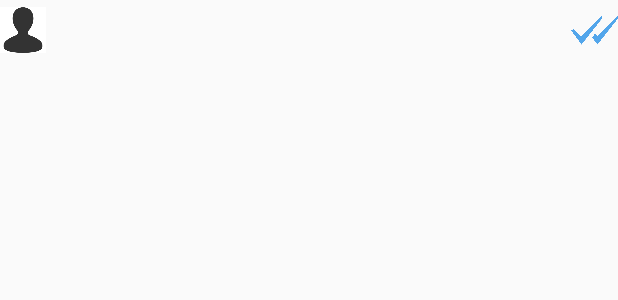
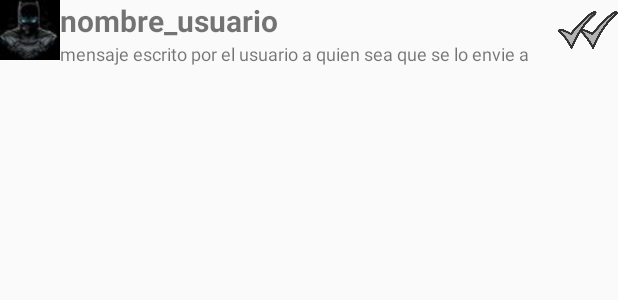
Before and after one commit to EliecerAguilar/Parcial2, an Android app: the layout activity_list_view_adapter_propio.xml on its own in the app's theme, with its tools: preview values and no code run, on a phone screen of 412 x 824 dp. Shown: the top 300 px of the screen. Run offline under Robolectric (Android 15) with nearby library versions, the phone set to English and light mode, and no system bars.

```diff
--- a/app/src/main/java/com/example/parcial2/ChatsIndividualActivity.java
+++ b/app/src/main/java/com/example/parcial2/ChatsIndividualActivity.java
@@ -51,9 +51,14 @@ public class ChatsIndividualActivity extends AppCompatActivity {
     private void load(){
 
         tvName = (TextView)findViewById(R.id.tvName);
+        tvName.setText(getIntent().getStringExtra("usr").toString());//pasar nombre del usuario desde otra activity
+
+
         tvStatus = (TextView)findViewById(R.id.tv_status);
         this.imgRedondeada(R.drawable.bat,R.id.imgB);//imagen redondeada
+
         chatEnviar = (EditText)findViewById(R.id.et_chat);
+
         listViewchats = (ListView) findViewById(R.id.ListChat);
 
         imgEnviar = (ImageButton) findViewById(R.id.enviar);
--- a/app/src/main/res/layout/activity_list_view_adapter_propio.xml
+++ b/app/src/main/res/layout/activity_list_view_adapter_propio.xml
@@ -7,57 +7,39 @@
     android:orientation="horizontal">
 
 
+    <ImageView
+        android:id="@+id/imgPerfil"
+        android:layout_width="40dp"
+        android:layout_height="40dp"
+        android:src="@drawable/bat"
+        tools:visibility="visible" />
 
-    <TextView android:id="@+id/lblTitulo"
-        android:layout_centerHorizontal="true"
-        android:layout_width="350dp"
-        android:layout_height="30dp"
+    <TextView android:id="@+id/tvUser"
+        android:layout_width="wrap_content"
+        android:layout_height="wrap_content"
+        android:layout_toRightOf="@id/imgPerfil"
+        android:text="nombre_usuario"
         android:textStyle="bold"
         android:textSize="20sp" />
 
-    <TextView android:id="@+id/lblSubTitulo"
-
-        android:layout_width="200dp"
-        android:layout_height="20dp"
+    <TextView android:id="@+id/tvMsjUsr"
+        android:layout_width="wrap_content"
+        android:layout_height="wrap_content"
         android:textStyle="normal"
+        android:text="mensaje escrito por el usuario a quien sea que se lo envie a donde"
         android:textSize="12sp"
-        android:layout_toRightOf="@id/imageview2"
-        android:layout_below="@+id/lblTitulo"
+        android:maxLength="61"
+        android:layout_toRightOf="@id/imgPerfil"
+        android:layout_below="@+id/tvUser"
+        android:maxLines="1"
         />
 
-
     <ImageView
-        android:id="@+id/imageview"
+        android:id="@+id/imgCheck"
         android:layout_width="40dp"
         android:layout_height="40dp"
-        android:src="@drawable/doublecheck"
-        tools:visibility="visible"
-        android:layout_toRightOf="@+id/lblTitulo"
+        android:src="@drawable/doublecheckgray"
         android:layout_alignParentRight="true"
-
         />
 
-
-    <ImageView
-        android:id="@+id/imageview2"
-        android:layout_width="40dp"
-        android:layout_height="40dp"
-        android:layout_centerHorizontal="false"
-        android:layout_toLeftOf="@+id/lblTitulo"
-        android:src="@drawable/iconocon"
-        tools:visibility="visible" />
-
-    <TextView
-        android:id="@+id/lblNota"
-
-        android:layout_width="60dp"
-        android:layout_height="30dp"
-
-        android:layout_toRightOf="@+id/lblSubTitulo"
-        android:textSize="20sp"
-        android:textStyle="bold"
-        android:layout_below="@+id/lblTitulo"/>
-
-
-
 </RelativeLayout>
--- a/app/src/main/res/menu/menu1.xml
+++ b/app/src/main/res/menu/menu1.xml
@@ -3,5 +3,5 @@
 
     <item
         android:id="@+id/item_perfil"
-        android:title="@string/str_menu_perfil" />
+        android:title="@string/str_menu_perfil"/>
 </menu>
```
Also changed, not shown: app/src/main/AndroidManifest.xml (+3 -6 lines), app/src/main/java/com/example/parcial2/ListViewActivity.java (+55 -36 lines), app/src/main/java/com/example/parcial2/ListViewAdapterPropio.java (+8 -9 lines), app/src/main/java/com/example/parcial2/Main2Activity.java (deleted, +0 -14 lines), app/src/main/java/com/example/parcial2/MainActivity.java (deleted, +0 -14 lines), app/src/main/java/com/example/parcial2/Titulos.java (+19 -20 lines), app/src/main/res/layout/activity_list_view.xml (+4 -4 lines), app/src/main/res/layout/activity_main.xml (deleted, +0 -18 lines), app/src/main/res/layout/activity_main2.xml (deleted, +0 -9 lines), app/src/main/res/menu/menucontextual.xml (added, +7 -0 lines).
